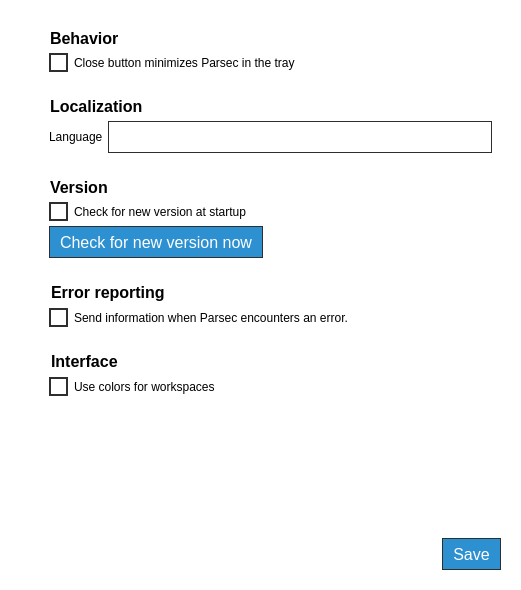
This is parsec/core/gui/forms/global_settings_widget.ui in Scille/parsec-cloud as Qt 5 draws it before an edit. The edited form follows.
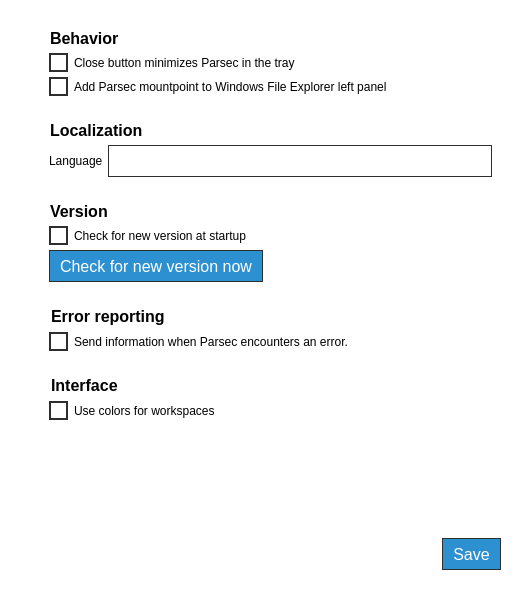
This is the edited form. Icons and pictures are not drawn.

Commit message: [GUI] Added link to parsec mountpoint in Windows left panel

Diff of the .ui file:
```diff
--- a/parsec/core/gui/forms/global_settings_widget.ui
+++ b/parsec/core/gui/forms/global_settings_widget.ui
@@ -224,6 +224,13 @@
               </property>
              </widget>
             </item>
+            <item>
+             <widget class="QCheckBox" name="check_box_windows_left_panel">
+              <property name="text">
+               <string>Add Parsec mountpoint to Windows File Explorer left panel</string>
+              </property>
+             </widget>
+            </item>
            </layout>
           </item>
          </layout>
```
Left out of the diff: 2 changed lines with no effect on the pictures. The commit also changes 5 other files.
